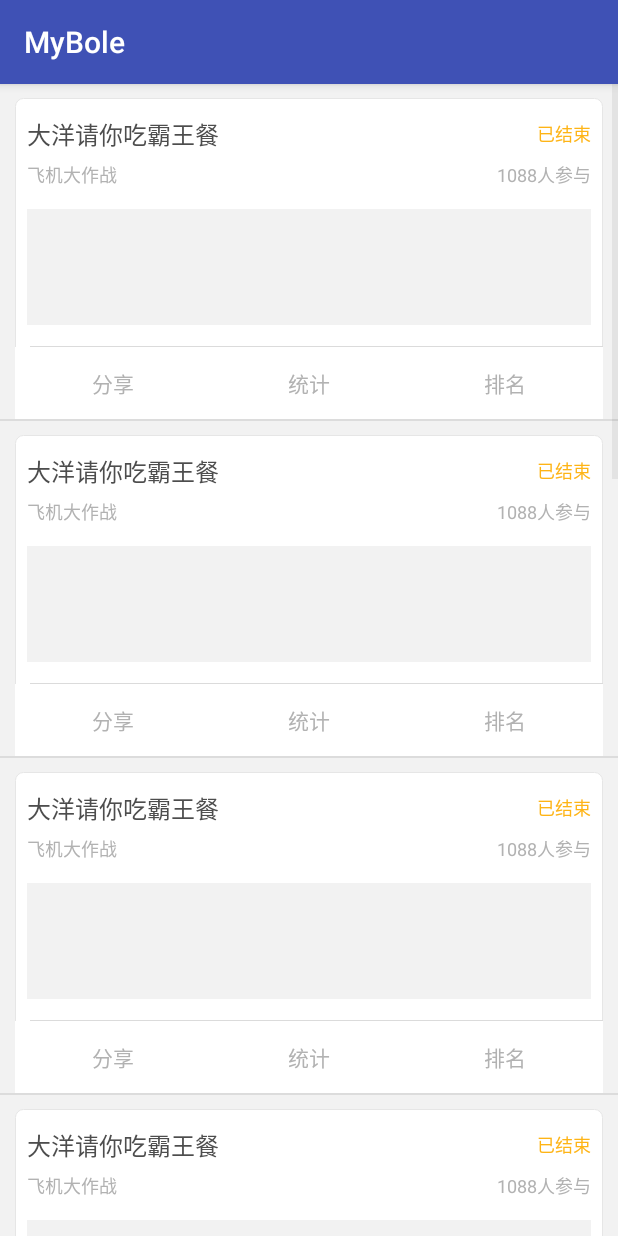
After one commit to smallhorse87/MyBole, an Android app: the MyActivitesActivity screen opened directly, with no data from a screen before it, on a phone screen of 412 x 824 dp. The commit adds this screen. Run offline under Robolectric (Android 15) with nearby library versions, the phone set to English and light mode, and no system bars; our stand-ins replace ButterKnife.

Commit message:
初步搭建我的活动列表页面

```diff
--- a/app/src/main/java/com/zhitian/mybole/activity/MainActivity.java
+++ b/app/src/main/java/com/zhitian/mybole/activity/MainActivity.java
@@ -1,12 +1,28 @@
 package com.zhitian.mybole.activity;
 
+import android.content.Intent;
 import android.os.Bundle;
+import android.view.View;
+import android.widget.RelativeLayout;
 import android.widget.Toast;
 
 import com.zhitian.mybole.R;
 import com.zhitian.mybole.base.BaseActivity;
 
+import butterknife.Bind;
+import butterknife.ButterKnife;
+import butterknife.OnClick;
+
 public class MainActivity extends BaseActivity {
+
+    @Bind(R.id.rl_activity_creation)
+    RelativeLayout rlActivityCreation;
+    @Bind(R.id.rl_my_activities)
+    RelativeLayout rlMyActivities;
+    @Bind(R.id.rl_total_statistics)
+    RelativeLayout rlTotalStatistics;
+    @Bind(R.id.rl_code_verification)
+    RelativeLayout rlCodeVerification;
 
     @Override
     protected void initViews(Bundle savedInstanceState) {
@@ -19,13 +35,35 @@ public class MainActivity extends BaseActivity {
     }
 
     @Override
-    protected String getNavTitle(){
+    protected String getNavTitle() {
         return "主菜单";
     }
 
     @Override
-    protected void leftNavBtnHandle(){
+    protected void leftNavBtnHandle() {
         Toast.makeText(MainActivity.this, "点击了发布", Toast.LENGTH_SHORT).show();
     }
 
+    @Override
+    protected void onCreate(Bundle savedInstanceState) {
+        super.onCreate(savedInstanceState);
+        // TODO: add setContentView(...) invocation
+        ButterKnife.bind(this);
+    }
+
+    @OnClick({R.id.rl_activity_creation, R.id.rl_my_activities, R.id.rl_total_statistics, R.id.rl_code_verification})
+    public void onClick(View view) {
+        switch (view.getId()) {
+            case R.id.rl_activity_creation:
+                break;
+            case R.id.rl_my_activities:
+                Intent intent = new Intent(this, MyActivitesActivity.class);
+                this.startActivity(intent);
+                break;
+            case R.id.rl_total_statistics:
+                break;
+            case R.id.rl_code_verification:
+                break;
+        }
+    }
 }
--- /dev/null
+++ b/app/src/main/java/com/zhitian/mybole/activity/MyActivitesActivity.java
@@ -0,0 +1,87 @@
+package com.zhitian.mybole.activity;
+
+import android.os.Bundle;
+import android.support.v7.app.AppCompatActivity;
+import android.view.LayoutInflater;
+import android.view.View;
+import android.view.ViewGroup;
+import android.widget.BaseAdapter;
+import android.widget.Button;
+import android.widget.ListView;
+import android.widget.TextView;
+
+import com.zhitian.mybole.R;
+
+import butterknife.Bind;
+import butterknife.ButterKnife;
+
+public class MyActivitesActivity extends AppCompatActivity {
+
+    @Bind(R.id.lv_my_activities)
+    ListView lvMyActivities;
+
+    @Override
+    protected void onCreate(Bundle savedInstanceState) {
+        super.onCreate(savedInstanceState);
+        setContentView(R.layout.activity_my_activites);
+        ButterKnife.bind(this);
+
+        lvMyActivities.setAdapter(new BaseAdapter() {
+            @Override
+            public int getCount() {
+                return 10;
+            }
+
+            @Override
+            public Object getItem(int position) {
+                return "10";
+            }
+
+            @Override
+            public long getItemId(int position) {
+                return position;
+            }
+
+            @Override
+            public View getView(int position, View convertView, ViewGroup parent) {
+
+                ViewHolder vh = null;
+
+                if (convertView == null) {
+                    convertView = LayoutInflater.from(parent.getContext()).inflate(R.layout.item_my_activity, null, false);
+
+                    //vh = new ViewHolder(convertView);
+
+                    convertView.setTag(vh);
+
+                } else {
+
+                    vh = (ViewHolder)convertView.getTag();
+                }
+
+                return convertView;
+            }
+        });
+    }
+
+    static class ViewHolder {
+        @Bind(R.id.tv_activity_name)
+        TextView tvActivityName;
+        @Bind(R.id.tv_activity_state)
+        TextView tvActivityState;
+        @Bind(R.id.tv_game_name)
+        TextView tvGameName;
+        @Bind(R.id.tv_player_count)
+        TextView tvPlayerCount;
+        @Bind(R.id.btn_share)
+        Button btnShare;
+        @Bind(R.id.btn_statistic)
+        Button btnStatistic;
+        @Bind(R.id.btn_ranking)
+        Button btnRanking;
+
+        ViewHolder(View view) {
+            ButterKnife.bind(this, view);
+        }
+    }
+}
--- a/app/src/main/java/com/zhitian/mybole/activity/login/LoginActivity.java
+++ b/app/src/main/java/com/zhitian/mybole/activity/login/LoginActivity.java
@@ -13,6 +13,7 @@ import com.loopj.android.http.JsonHttpResponseHandler;
 import com.voyager.countdownbutton.CountDownButtonView;
 import com.zhitian.mybole.AppContext;
 import com.zhitian.mybole.R;
+import com.zhitian.mybole.activity.MainActivity;
 import com.zhitian.mybole.activity.merchant.MerchantFormActivity;
 import com.zhitian.mybole.api.BoleApi;
 import com.zhitian.mybole.api.ApiResult;
@@ -244,7 +245,8 @@ public class LoginActivity extends BaseActivity {
     }
 
     void gotoMerchantForm(){
-        Intent intent = new Intent(this, MerchantFormActivity.class);
+        //Intent intent = new Intent(this, MerchantFormActivity.class);
+        Intent intent = new Intent(this, MainActivity.class);
         this.startActivity(intent);
     }
 }
--- a/app/src/main/java/com/zhitian/mybole/activity/merchant/MerchantFormActivity.java
+++ b/app/src/main/java/com/zhitian/mybole/activity/merchant/MerchantFormActivity.java
@@ -9,6 +9,7 @@ import android.location.Criteria;
 import android.location.Location;
 import android.location.LocationListener;
 import android.location.LocationManager;
+import android.location.LocationProvider;
 import android.net.Uri;
 import android.os.Build;
 import android.os.Bundle;
@@ -20,6 +21,7 @@ import android.support.annotation.NonNull;
 import com.bigkoo.pickerview.OptionsPickerView;
 import com.rey.material.app.BottomSheetDialog;
 import android.support.v4.app.ActivityCompat;
+import android.support.v4.content.ContextCompat;
 import android.util.Log;
 import android.view.LayoutInflater;
 import android.view.View;
@@ -104,8 +106,8 @@ public class MerchantFormActivity extends BaseActivity implements View.OnClickLi
     private SimpleDraweeView selectedIV;
 
     private LocationListener llistener;
-    private LocationManager locationManager;
-    private String provider;
+    private LocationManager  locationManager;
+    private LocationProvider provider;
 
     @Override
     protected int getLayoutId() {
@@ -147,17 +149,8 @@ public class MerchantFormActivity extends BaseActivity implements View.OnClickLi
 
         model = new MerchantFormModel(info, this);
 
-        Criteria criteria = new Criteria();
-        criteria.setAccuracy(Criteria.ACCURACY_FINE);
-        criteria.setAltitudeRequired(false);
-        criteria.setBearingRequired(false);
-        criteria.setCostAllowed(true);
-        criteria.setPowerRequirement(Criteria.POWER_LOW);
-
         String serviceName = Context.LOCATION_SERVICE;
         locationManager = (LocationManager) getSystemService(serviceName);
-        provider = locationManager.getBestProvider(criteria, true);
-
         llistener = new LocationListener() {
             @Override
             public void onLocationChanged(Location location)
@@ -193,7 +186,13 @@ public class MerchantFormActivity extends BaseActivity implements View.OnClickLi
             }
         };
 
-        locationManager.requestLocationUpdates(provider, 100, (float) 10.0, llistener);
+        int accessFineLoactionGranted = ContextCompat.checkSelfPermission( this, android.Manifest.permission.ACCESS_FINE_LOCATION);
+        int accessCoarseLoactionGranted = ContextCompat.checkSelfPermission( this, android.Manifest.permission.ACCESS_COARSE_LOCATION);
+
+        //@TargetApi(23)
+        if ( Build.VERSION.SDK_INT >= 23 && accessFineLoactionGranted == PackageManager.PERMISSION_GRANTED && accessCoarseLoactionGranted == PackageManager.PERMISSION_GRANTED) {
+            locationManager.requestLocationUpdates(LocationManager.GPS_PROVIDER, 100, (float) 10.0, llistener);
+        }
 
     }
 
--- /dev/null
+++ b/app/src/main/res/drawable/item_activity_selector.xml
@@ -0,0 +1,17 @@
+<?xml version="1.0" encoding="utf-8"?>
+<selector xmlns:android="http://schemas.android.com/apk/res/android">
+    <item android:state_pressed="true">
+        <shape android:shape="rectangle" xmlns:android="http://schemas.android.com/apk/res/android">
+            <solid android:color="#f2f2f2"/>
+            <corners android:radius="5.0dp"/>
+            <stroke android:color="#e6e6e6" android:width="@dimen/pixel_1"/>
+        </shape>
+    </item>
+    <item android:state_pressed="false">
+        <shape android:shape="rectangle" xmlns:android="http://schemas.android.com/apk/res/android">
+            <solid android:color="#ffffff"/>
+            <corners android:radius="5.0dp"/>
+            <stroke android:color="#e6e6e6" android:width="@dimen/pixel_1"/>
+        </shape>
+    </item>
+</selector>
--- a/app/src/main/res/layout/activity_main.xml
+++ b/app/src/main/res/layout/activity_main.xml
@@ -43,6 +43,7 @@
                 android:layout_marginRight="@dimen/activity_horizontal_margin">
 
                 <RelativeLayout
+                    android:id="@+id/rl_activity_creation"
                     android:layout_width="match_parent"
                     android:layout_height="match_parent"
                     android:background="@drawable/grid_create_activity_selector"
@@ -84,6 +85,7 @@
                     android:layout_height="0dp" />
 
                 <RelativeLayout
+                    android:id="@+id/rl_my_activities"
                     android:layout_width="match_parent"
                     android:layout_height="match_parent"
                     android:background="@drawable/grid_my_activity_selector"
@@ -134,6 +136,7 @@
                 android:layout_marginRight="@dimen/activity_horizontal_margin">
 
                 <RelativeLayout
+                    android:id="@+id/rl_total_statistics"
                     android:layout_width="match_parent"
                     android:layout_height="match_parent"
                     android:background="@drawable/grid_total_statisic_selector"
@@ -173,6 +176,7 @@
                     android:layout_width="@dimen/activity_horizontal_margin"
                     android:layout_height="0px" />
                 <RelativeLayout
+                    android:id="@+id/rl_code_verification"
                     android:layout_width="match_parent"
                     android:layout_height="match_parent"
                     android:background="@drawable/grid_verify_code_selector"
--- /dev/null
+++ b/app/src/main/res/layout/activity_my_activites.xml
@@ -0,0 +1,12 @@
+<?xml version="1.0" encoding="utf-8"?>
+<RelativeLayout xmlns:android="http://schemas.android.com/apk/res/android"
+    xmlns:tools="http://schemas.android.com/tools"
+    android:layout_width="match_parent"
+    android:layout_height="match_parent"
+    tools:context="com.zhitian.mybole.activity.MyActivitesActivity">
+
+    <ListView
+        android:layout_width="wrap_content"
+        android:layout_height="wrap_content"
+        android:id="@+id/lv_my_activities" />
+</RelativeLayout>
--- /dev/null
+++ b/app/src/main/res/layout/item_my_activity.xml
@@ -0,0 +1,129 @@
+<?xml version="1.0" encoding="utf-8"?>
+<LinearLayout xmlns:android="http://schemas.android.com/apk/res/android"
+    android:layout_width="match_parent"
+    android:layout_height="wrap_content"
+    android:background="#f2f2f2">
+
+    <LinearLayout
+        android:orientation="vertical"
+        android:layout_width="match_parent"
+        android:layout_height="wrap_content"
+        android:layout_marginTop="9dp"
+        android:layout_marginLeft="10dp"
+        android:layout_marginRight="10dp"
+        android:background="@drawable/item_activity_selector">
+
+        <LinearLayout
+            android:orientation="horizontal"
+            android:layout_width="match_parent"
+            android:layout_height="match_parent"
+            android:layout_marginLeft="8dp"
+            android:layout_marginRight="8dp"
+            android:layout_marginTop="12dp">
+
+            <TextView
+                android:layout_width="wrap_content"
+                android:layout_height="wrap_content"
+                android:text="大洋请你吃霸王餐"
+                android:id="@+id/tv_activity_name"
+                android:layout_weight="1"
+                android:textColor="#4d4d4d"
+                android:textSize="16dp" />
+
+            <Space
+                android:layout_width="10dp"
+                android:layout_height="20px"
+                android:layout_weight="0" />
+
+            <TextView
+                android:layout_width="wrap_content"
+                android:layout_height="wrap_content"
+                android:text="已结束"
+                android:id="@+id/tv_activity_state"
+                android:textColor="#feb416"
+                android:textSize="12dp"
+                android:layout_gravity="center_vertical" />
+        </LinearLayout>
+
+        <LinearLayout
+            android:orientation="horizontal"
+            android:layout_width="match_parent"
+            android:layout_height="match_parent"
+            android:layout_marginLeft="8dp"
+            android:layout_marginRight="8dp"
+            android:layout_marginTop="6dp">
+
+            <TextView
+                android:layout_width="wrap_content"
+                android:layout_height="wrap_content"
+                android:text="飞机大作战"
+                android:id="@+id/tv_game_name"
+                android:layout_weight="1"
+                android:textSize="12dp"
+                android:textColor="#b2b2b2" />
+
+            <Space
+                android:layout_width="10dp"
+                android:layout_height="20px"
+                android:layout_weight="0" />
+
+            <TextView
+                android:layout_width="wrap_content"
+                android:layout_height="wrap_content"
+                android:text="1088人参与"
+                android:id="@+id/tv_player_count"
+                android:textColor="#b2b2b2"
+                android:textSize="12dp"
+                android:layout_gravity="center_vertical" />
+        </LinearLayout>
+
+        <TextView
+            android:layout_width="match_parent"
+            android:layout_height="77dp"
+            android:id="@+id/textView18"
+            android:layout_marginLeft="8dp"
+            android:layout_marginRight="8dp"
+            android:layout_marginTop="14dp"
+            android:layout_marginBottom="14dp"
+            android:background="#f2f2f2" />
+
+        <include layout="@layout/divider_h_margin"/>
+
+        <LinearLayout
+            android:orientation="horizontal"
+            android:layout_width="match_parent"
+            android:layout_height="wrap_content">
+
+            <Button
+                android:layout_width="0dp"
+                android:layout_height="wrap_content"
+                android:text="分享"
+                android:id="@+id/btn_share"
+                android:layout_weight="1"
+                android:background="#ffffff"
+                android:textSize="14dp"
+                android:textColor="#b2b2b2" />
+
+            <Button
+                android:layout_width="0dp"
+                android:layout_height="wrap_content"
+                android:text="统计"
+                android:id="@+id/btn_statistic"
+                android:layout_weight="1"
+                android:background="#ffffff"
+                android:textSize="14dp"
+                android:textColor="#b2b2b2"/>
+
+            <Button
+                android:layout_width="0dp"
+                android:layout_height="wrap_content"
+                android:text="排名"
+                android:id="@+id/btn_ranking"
+                android:layout_weight="1"
+                android:background="#ffffff"
+                android:textSize="14dp"
+                android:textColor="#b2b2b2"/>
+        </LinearLayout>
+
+    </LinearLayout>
+</LinearLayout>
```
Also changed, not shown: app/src/main/AndroidManifest.xml (+6 -16 lines).
